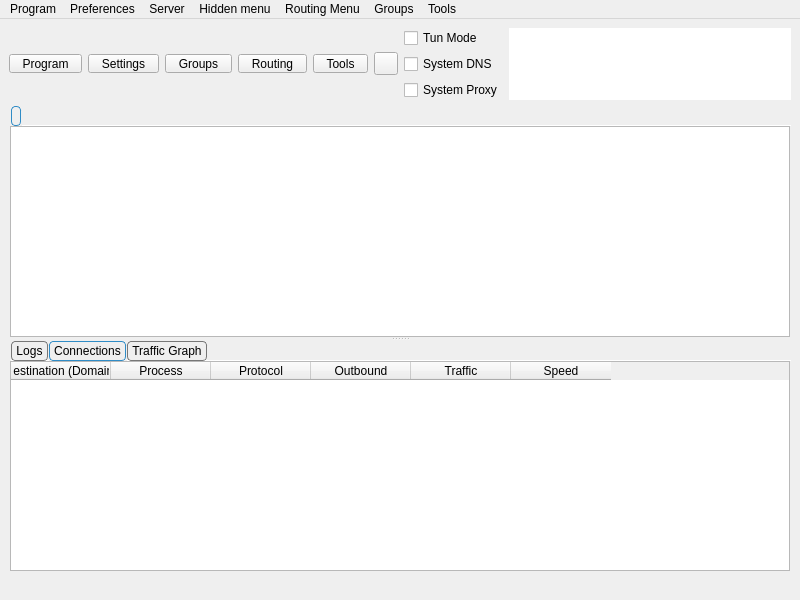
First picture: the form in upstream/include/ui/mainwindow.ui, repository hopol/throne-mirror, before the edit.
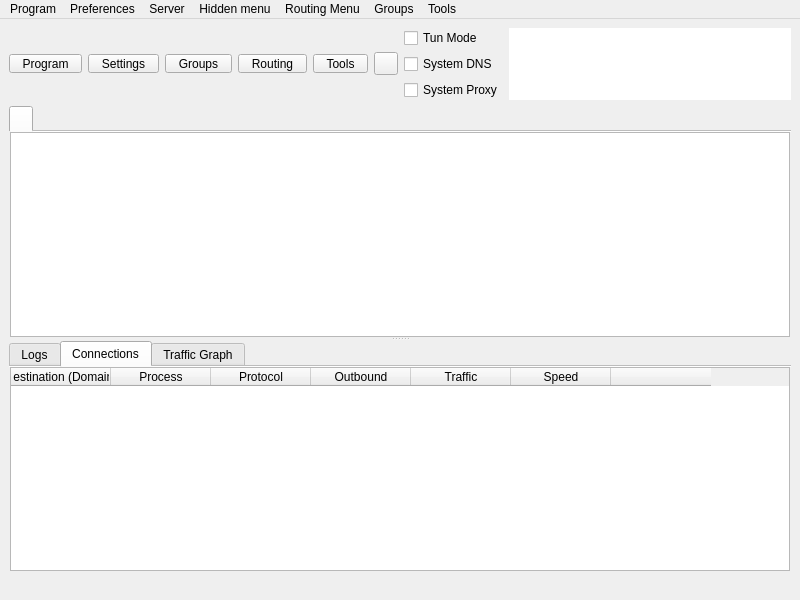
Second picture: the form after the edit. The open tabs and pages were chosen to show the change. Icons and pictures are not drawn. Custom widgets are drawn as their Qt base class.

```diff
--- a/upstream/include/ui/mainwindow.ui
+++ b/upstream/include/ui/mainwindow.ui
@@ -389,28 +389,6 @@
        <enum>Qt::Orientation::Vertical</enum>
       </property>
       <widget class="QTabWidget" name="tabWidget">
-       <property name="styleSheet">
-        <string notr="true">QTabWidget::tab-bar {
-    left: 2px;
-}
-
-QTabBar {
-    background: transparent;
-    qproperty-drawBase: 0;
-}
-
-QTabBar::tab {
-    border: 1px solid #777777;
-
-    border-radius: 4px;
-    padding: 2px 4px;
-    margin-right: 1px;
-}
-
-QTabBar::tab:selected {
-    border: 1px solid palette(highlight);
-}</string>
-       </property>
        <property name="currentIndex">
         <number>0</number>
        </property>
@@ -502,28 +480,6 @@
              <property name="autoFillBackground">
               <bool>true</bool>
              </property>
-             <property name="styleSheet">
-              <string notr="true">QTabWidget::tab-bar {
-    left: 2px;
-}
-
-QTabBar {
-    background: transparent;
-    qproperty-drawBase: 0;
-}
-
-QTabBar::tab {
-    border: 1px solid #777777;
-
-    border-radius: 4px;
-    padding: 2px 4px;
-    margin-right: 1px;
-}
-
-QTabBar::tab:selected {
-    border: 1px solid palette(highlight);
-}</string>
-             </property>
              <property name="tabPosition">
               <enum>QTabWidget::TabPosition::North</enum>
              </property>
@@ -665,6 +621,11 @@
                    <string>Click to sort by speed; right-click to choose total/down/up</string>
                   </property>
                  </column>
+                 <column>
+                  <property name="text">
+                   <string notr="true"/>
+                  </property>
+                 </column>
                 </widget>
                </item>
               </layout>
```
